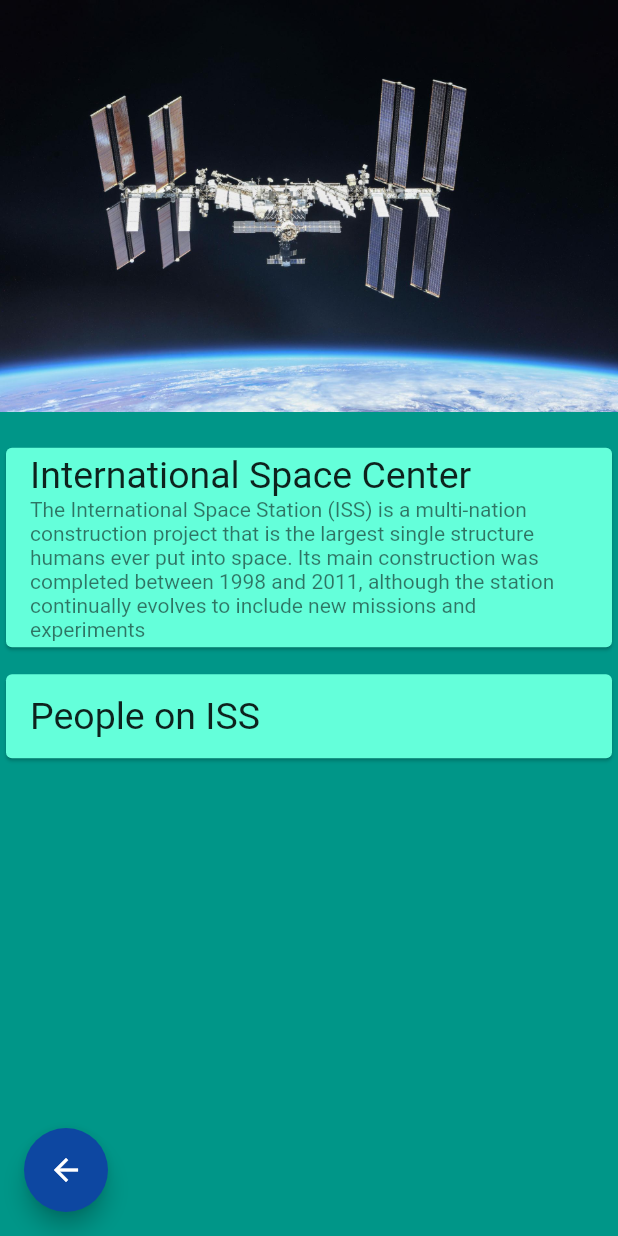
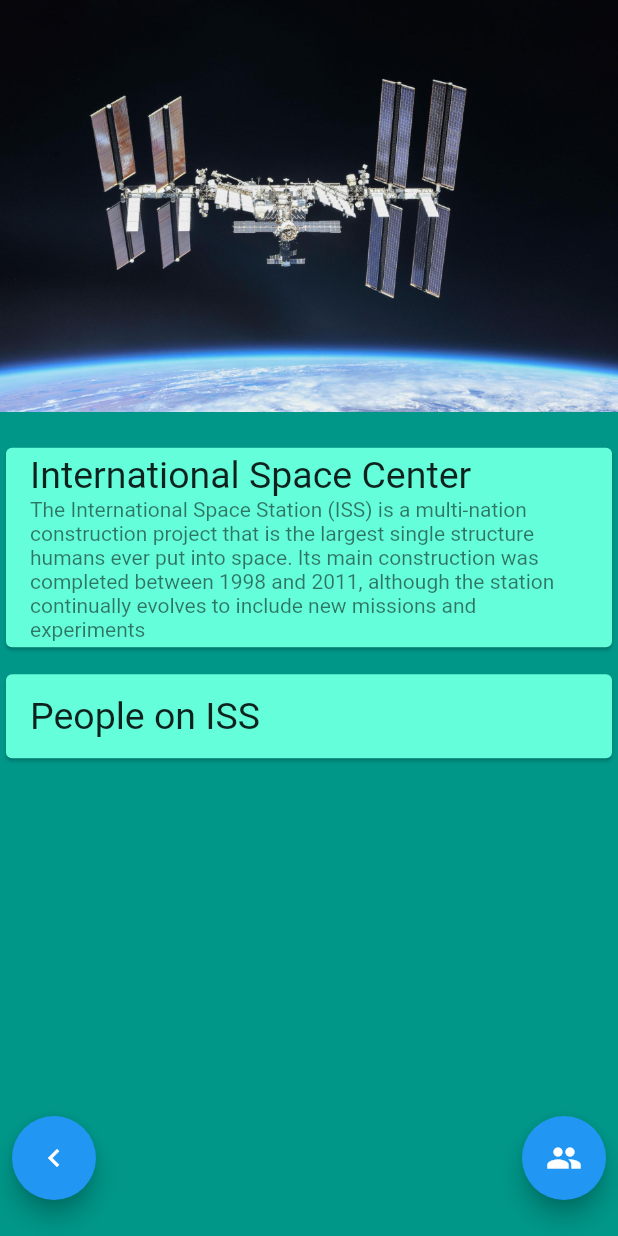
Before and after one commit to girishrajani/iss_tracker, a Flutter app: the ISS screen opened directly, on a phone screen of 412 x 824 dp. Run offline on Flutter 3.47's test engine with Material 2 defaults, Android fonts, the phone set to English and light mode, and no system bars; our stand-ins replace google_maps_flutter.

Commit message:
FAB Updated

```diff
--- a/lib/iss.dart
+++ b/lib/iss.dart
@@ -22,12 +22,25 @@ class _ISSState extends State<ISS> {
     return SafeArea(
       child: Scaffold(
         backgroundColor: Colors.teal,
-        floatingActionButtonLocation: FloatingActionButtonLocation.startFloat,
-        floatingActionButton: FloatingActionButton(
-          onPressed: () {},
-          backgroundColor: Colors.blue[900],
-          child: Icon(
-            Icons.arrow_back,
+        floatingActionButtonLocation: FloatingActionButtonLocation.centerFloat,
+        floatingActionButton: Padding(
+          padding: const EdgeInsets.all(8.0),
+          child: Row(
+            mainAxisAlignment: MainAxisAlignment.spaceBetween,
+            children: <Widget>[
+              FloatingActionButton(
+                onPressed: () {},
+                child: Icon(
+                  Icons.navigate_before,
+                ),
+              ),
+              FloatingActionButton(
+                onPressed: () {},
+                child: Icon(
+                  Icons.people,
+                ),
+              )
+            ],
           ),
         ),
         body: ListView(
--- a/lib/people.dart
+++ b/lib/people.dart
@@ -28,7 +28,7 @@ class People extends StatelessWidget {
           onPressed: () {},
           backgroundColor: Colors.blue[900],
           child: Icon(
-            Icons.arrow_back,
+            Icons.navigate_before,
           ),
         ),
       ),
```
